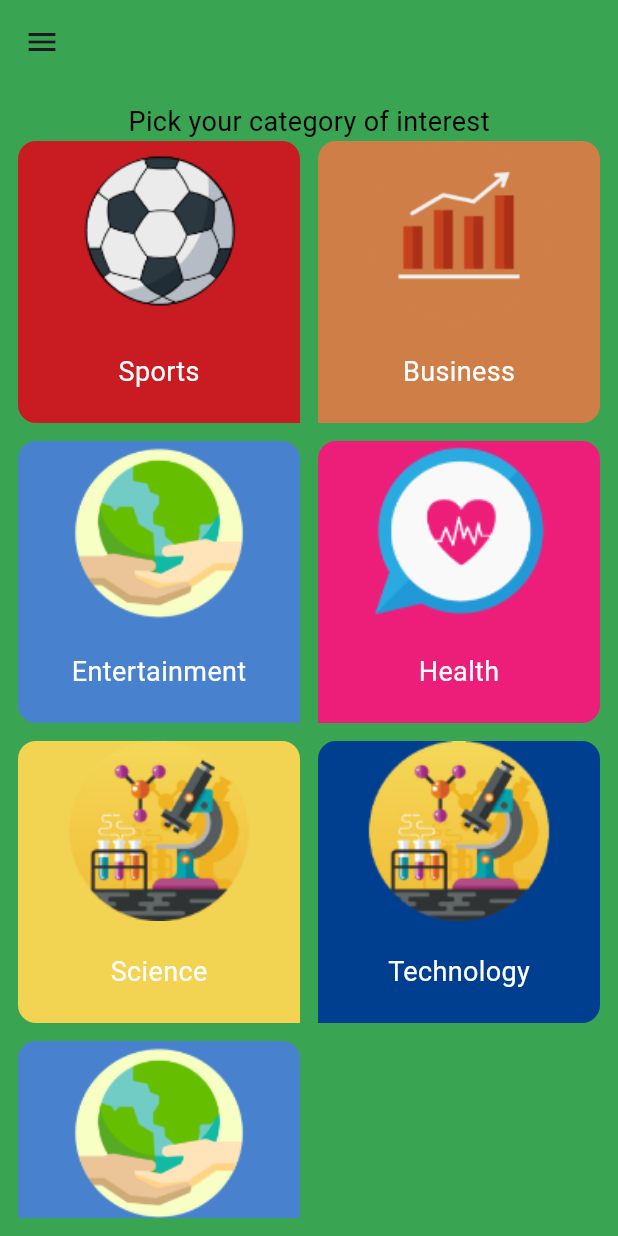
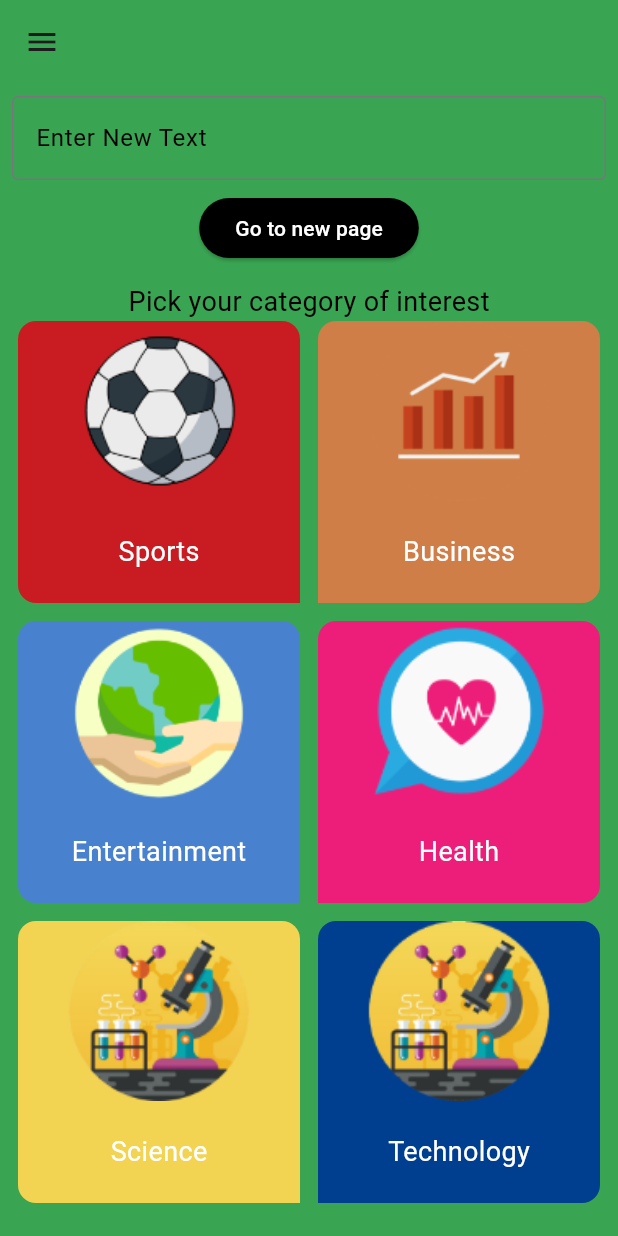
Before and after one commit to AbdelrahmanNazeh74/news_app, a Flutter app: the screen it shows after launch, on a phone screen of 412 x 824 dp. Run offline on Flutter 3.47's test engine with Material 3 defaults, Android fonts, the phone set to English and light mode, and no system bars; our stand-ins replace bloc, flutter_bloc, shared_preferences; generated files the repository leaves out were written again.

Commit message:
created New Screen. then created new bloc to pass text from HomeScreen to the NewScreen

```diff
--- a/lib/home/home_screen.dart
+++ b/lib/home/home_screen.dart
@@ -3,8 +3,10 @@ import 'package:flutter_bloc/flutter_bloc.dart';
 import 'package:news_app/home/categories.dart';
 import 'package:news_app/home/category/category_details.dart';
 import 'package:news_app/home/home_drawer.dart';
+import 'package:news_app/home/new_screen.dart';
 import 'package:news_app/home/settings/app_event_type.dart';
 import 'package:news_app/home/settings/bloc/settings_cubit.dart';
+import 'package:news_app/home/text-bloc/text_bloc.dart';
 import 'package:news_app/home/ui/myThemeData.dart';
 import 'package:news_app/model/category.dart';
 
@@ -46,7 +48,56 @@ class _HomeScreenState extends State<HomeScreen> {
           child: HomeDrawer(onSideMenuItemClick),
         ),
         body: selectedCategoty == null
-            ? CategoriesFragment(onCategoryClick)
+            ? BlocBuilder<TextBloc, TextState>(
+                builder: (context, state) {
+                  return Container(
+                    color: MyThemeData.lightPrimary,
+                    child: Column(
+                      mainAxisAlignment: MainAxisAlignment.center,
+                      children: [
+                        Padding(
+                          padding: const EdgeInsets.all(8.0),
+                          child: TextField(
+                            onChanged: (value) {
+                              context
+                                  .read<TextBloc>()
+                                  .add(UpdateTextEvent(value));
+                            },
+                            decoration: InputDecoration(
+                              border: OutlineInputBorder(),
+                              labelText: "Enter New Text",
+                              labelStyle: TextStyle(
+                                color: Colors.black,
+                              ),
+                            ),
+                          ),
+                        ),
+                        ElevatedButton(
+                          style: ButtonStyle(
+                            backgroundColor:
+                                MaterialStateProperty.all<Color>(Colors.black),
+                          ),
+                          onPressed: () {
+                            Navigator.push(
+                              context,
+                              MaterialPageRoute(
+                                builder: (context) => NewScreen(),
+                              ),
+                            );
+                          },
+                          child: Text(
+                            'Go to new page',
+                            style: TextStyle(color: Colors.white),
+                          ),
+                        ),
+                        Expanded(
+                          child: CategoriesFragment(onCategoryClick),
+                        ),
+                      ],
+                    ),
+                  );
+                },
+              )
             : CategoryDetails(selectedCategoty!),
       ),
     );
--- /dev/null
+++ b/lib/home/text-bloc/text_bloc.dart
@@ -0,0 +1,13 @@
+import 'package:bloc/bloc.dart';
+import 'package:meta/meta.dart';
+
+part 'text_event.dart';
+part 'text_state.dart';
+
+class TextBloc extends Bloc<TextEvent, TextState> {
+  TextBloc() : super(TextState('')) {
+    on<UpdateTextEvent>((event, emit) {
+      emit(TextState(event.text));
+    });
+  }
+}
--- /dev/null
+++ b/lib/home/text-bloc/text_event.dart
@@ -0,0 +1,10 @@
+part of 'text_bloc.dart';
+
+@immutable
+sealed class TextEvent {}
+
+class UpdateTextEvent extends TextEvent {
+  final String text;
+
+  UpdateTextEvent(this.text);
+}
--- /dev/null
+++ b/lib/home/text-bloc/text_state.dart
@@ -0,0 +1,8 @@
+part of 'text_bloc.dart';
+
+@immutable
+class TextState {
+  final String newText;
+
+  TextState(this.newText);
+}
--- a/lib/main.dart
+++ b/lib/main.dart
@@ -6,6 +6,7 @@ import 'package:news_app/home/settings/bloc/settings_cubit.dart';
 import 'package:news_app/home/settings/bloc/settings_state.dart';
 import 'package:news_app/home/settings/settings_screen.dart';
 import 'package:flutter_gen/gen_l10n/app_localizations.dart';
+import 'package:news_app/home/text-bloc/text_bloc.dart';
 
 void main() {
   runApp(MyApp());
@@ -15,8 +16,15 @@ class MyApp extends StatelessWidget {
   // This widget is the root of your application.
   @override
   Widget build(BuildContext context) {
-    return BlocProvider(
-      create: (context) => SettingsCubit(),
+    return MultiBlocProvider(
+      providers: [
+        BlocProvider(
+          create: (context) => SettingsCubit(),
+        ),
+        BlocProvider(
+          create: (context) => TextBloc(),
+        ),
+      ],
       child: BlocBuilder<SettingsCubit, SettingsState>(
         builder: (context, state) {
           return MaterialApp(
```
Also changed, not shown: lib/home/new_screen.dart (+46 -0 lines).
